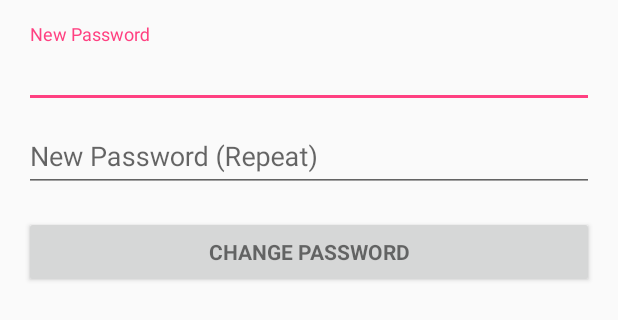
After one commit to gurkancakir/StudentAttendanceControlSystem, an Android app: the layout fragment_settings.xml on its own in the app's theme, with its tools: preview values and no code run, on a phone screen of 412 x 824 dp. The commit adds this screen. Shown: the top 320 px of the screen. Run offline under Robolectric (Android 15) with nearby library versions, the phone set to English and light mode, and no system bars.

Commit message:
Sifre degistirme sayfasi eklendi.

```diff
--- a/app/build.gradle
+++ b/app/build.gradle
@@ -8,8 +8,8 @@ android {
         applicationId "tr.edu.bilecik.studentattendancecontrolsystem"
         minSdkVersion 14
         targetSdkVersion 23
-        versionCode 1
-        versionName "1.0"
+        versionCode 3
+        versionName "2.0"
     }
     buildTypes {
         release {
--- a/app/src/main/java/tr/edu/bilecik/studentattendancecontrolsystem/HomeScreen.java
+++ b/app/src/main/java/tr/edu/bilecik/studentattendancecontrolsystem/HomeScreen.java
@@ -29,6 +29,7 @@ import tr.edu.bilecik.studentattendancecontrolsystem.CustomClasses.MySupportFrag
 import tr.edu.bilecik.studentattendancecontrolsystem.Fragments.AttendanceControlFragment;
 import tr.edu.bilecik.studentattendancecontrolsystem.Fragments.HomeFragment;
 import tr.edu.bilecik.studentattendancecontrolsystem.Fragments.MyAdviserLessonsFragment;
+import tr.edu.bilecik.studentattendancecontrolsystem.Fragments.SettingsFragment;
 
 public class HomeScreen extends MyActivityWithoutStatusBar {
 
@@ -52,7 +53,7 @@ public class HomeScreen extends MyActivityWithoutStatusBar {
     HomeFragment fragmentHome = new HomeFragment();
     MyAdviserLessonsFragment fragmentMyLessons = new MyAdviserLessonsFragment();
     AttendanceControlFragment fragmentAttendanceControl = new AttendanceControlFragment();
-
+    SettingsFragment settingsFragment = new SettingsFragment();
 
     @Override
     protected void onCreate(Bundle savedInstanceState) {
@@ -148,6 +149,7 @@ public class HomeScreen extends MyActivityWithoutStatusBar {
                         finish(); // kill activity
                         return true;
                     case R.id.navSettings:
+                        changeFragment(settingsFragment);
                         return true;
                     default:
                         Toast.makeText(getApplicationContext(), "d6 Wrong", Toast.LENGTH_SHORT).show();
--- a/app/src/main/java/tr/edu/bilecik/studentattendancecontrolsystem/LoginActivity.java
+++ b/app/src/main/java/tr/edu/bilecik/studentattendancecontrolsystem/LoginActivity.java
@@ -4,6 +4,7 @@ import android.app.ProgressDialog;
 import android.content.Context;
 import android.content.Intent;
 import android.os.Bundle;
+import android.util.Log;
 import android.view.View;
 import android.widget.Button;
 import android.widget.EditText;
@@ -81,6 +82,7 @@ public class LoginActivity extends MyActivity {
                                     Toast.makeText(getApplicationContext(),
                                             error,
                                             Toast.LENGTH_SHORT).show();
+                                    e.fillInStackTrace();
                                 }
                             }
                         });
--- /dev/null
+++ b/app/src/main/res/layout/fragment_settings.xml
@@ -0,0 +1,84 @@
+<?xml version="1.0" encoding="utf-8"?>
+<LinearLayout xmlns:android="http://schemas.android.com/apk/res/android"
+    xmlns:tools="http://schemas.android.com/tools"
+    android:layout_width="match_parent"
+    android:layout_height="match_parent"
+    android:gravity="center_horizontal"
+    android:orientation="vertical"
+    android:paddingBottom="@dimen/activity_vertical_margin"
+    android:paddingLeft="@dimen/activity_horizontal_margin"
+    android:paddingRight="@dimen/activity_horizontal_margin"
+    android:paddingTop="@dimen/activity_vertical_margin"
+    tools:context="tr.edu.bilecik.studentattendancecontrolsystem.LoginActivity">
+
+    <!-- Login progress -->
+    <ProgressBar
+        android:id="@+id/login_progress"
+        style="?android:attr/progressBarStyleLarge"
+        android:layout_width="wrap_content"
+        android:layout_height="wrap_content"
+        android:layout_marginBottom="8dp"
+        android:visibility="gone" />
+
+    <ScrollView
+        android:id="@+id/change_password_form"
+        android:layout_width="match_parent"
+        android:layout_height="match_parent">
+
+        <LinearLayout
+            android:id="@+id/email_login_form"
+            android:layout_width="match_parent"
+            android:layout_height="wrap_content"
+            android:orientation="vertical">
+
+
+            <android.support.design.widget.TextInputLayout
+                android:layout_width="match_parent"
+                android:layout_height="wrap_content">
+
+                <EditText
+                    android:id="@+id/editNewPassword"
+                    android:layout_width="match_parent"
+                    android:layout_height="wrap_content"
+                    android:hint="@string/settings_new_password"
+                    android:inputType="textPassword"
+                    android:maxLines="1"
+                    android:singleLine="true" />
+
+            </android.support.design.widget.TextInputLayout>
+
+            <android.support.design.widget.TextInputLayout
+                android:layout_width="match_parent"
+                android:layout_height="wrap_content">
+
+                <EditText
+                    android:id="@+id/editNewPasswordRepeat"
+                    android:layout_width="match_parent"
+                    android:layout_height="wrap_content"
+                    android:hint="@string/settings_new_password_repeat"
+                    android:inputType="textPassword"
+                    android:maxLines="1"
+                    android:singleLine="true" />
+
+            </android.support.design.widget.TextInputLayout>
+
+            <Button android:id="@+id/change_password_button"
+                style="?android:textAppearanceSmall"
+                android:layout_width="match_parent"
+                android:layout_height="wrap_content"
+                android:layout_marginTop="16dp"
+                android:text="@string/settings_change_password"
+                android:textStyle="bold" />
+
+            <TextView
+                android:layout_width="wrap_content"
+                android:layout_height="wrap_content"
+                android:textAppearance="?android:attr/textAppearanceSmall"
+                android:text=""
+                android:textColor="@color/red"
+                android:id="@+id/txtError" />
+
+
+        </LinearLayout>
+    </ScrollView>
+</LinearLayout>
--- a/app/src/main/res/values/strings.xml
+++ b/app/src/main/res/values/strings.xml
@@ -4,6 +4,7 @@
     <string name="title_home_fragment">Home</string>
     <string name="title_attendance_fragment">Attendance Control</string>
     <string name="title_adviser_lesson_fragment">My Adviser Lessons</string>
+    <string name="title_settings_fragment">Settings</string>
 
     <string name="splash_screen">Splash Screen</string>
     <string name="action_settings">Settings</string>
@@ -11,8 +12,11 @@
 
     <string name="closeDrawer">Navigation View</string>
     <string name="openDrawer">Navigation View Closed</string>
+
     <string name="progress_login">Login...</string>
     <string name="progress_wait">Please Wait</string>
+
+    <string name="progress_change_password">Changing...</string>
 
     <!-- Strings related to login -->
     <string name="prompt_student_no">Student No</string>
@@ -43,4 +47,10 @@
     <string name="my_adviser_lesson_name">LESSON NAME</string>
     <string name="my_adviser_lesson_count">COUNT</string>
 
+    <!-- settings page -->
+    <string name="settings_password">Password</string>
+    <string name="settings_new_password">New Password</string>
+    <string name="settings_new_password_repeat">New Password (Repeat)</string>
+    <string name="settings_change_password">Change Password</string>
+
 </resources>
```
Also changed, not shown: app/src/main/java/tr/edu/bilecik/studentattendancecontrolsystem/Fragments/SettingsFragment.java (added, +110 -0 lines), 6 other files.
